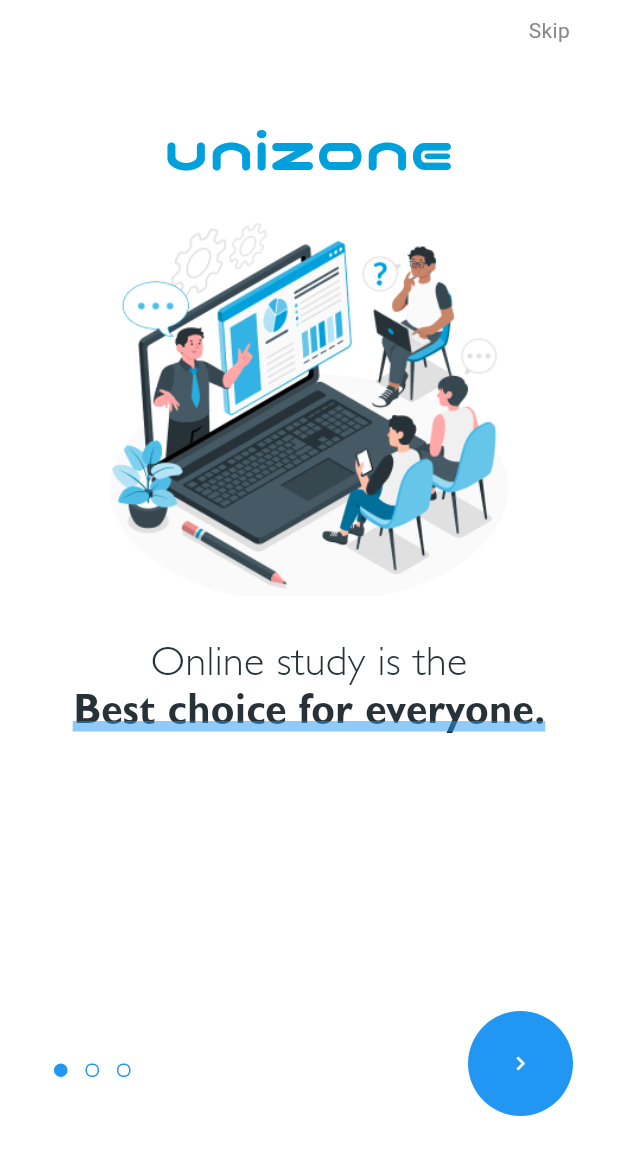
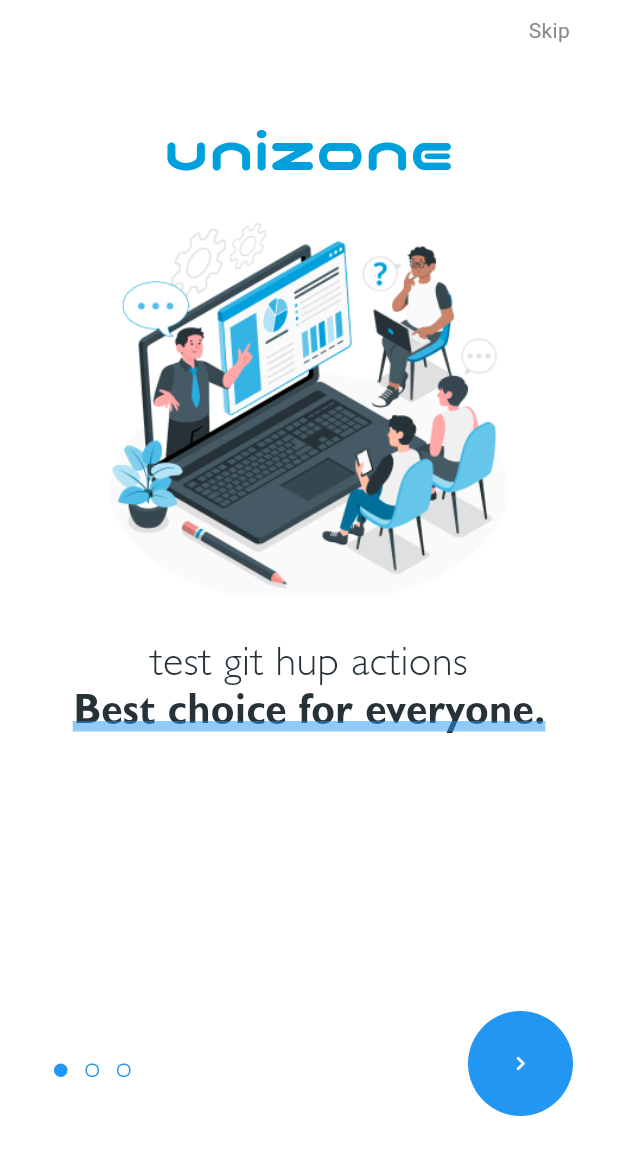
Before and after one commit to Abd44Arfat/CI-CD-Flutter, a Flutter app: the screen it shows after launch, on a phone screen of 412 x 824 dp. Shown: the top 1155 px of the screen. Run offline on Flutter 3.47's test engine with Material 3 defaults, Android fonts, the phone set to English and light mode, and no system bars; drawn by our look-alikes of dots_indicator; our stand-ins replace firebase_core; accounts and stored records are empty; Roboto replaces fonts that are missing (Poppins).

Commit message:
git hup action push

```diff
--- a/lib/features/presentation/widgets/custom_page_view.dart
+++ b/lib/features/presentation/widgets/custom_page_view.dart
@@ -11,7 +11,7 @@ class CustomPageView extends StatelessWidget {
       children: [
         PageViewItem(
           image: 'assets/images/image1.png',
-          title: 'Online study is the',
+          title: 'test git hup actions',
           subTitle: 'Best choice for everyone.',
         ),
         PageViewItem(
--- a/lib/main.dart
+++ b/lib/main.dart
@@ -21,3 +21,4 @@ class FruitsMarket extends StatelessWidget {
         home: OnBoardingView());
   }
 }
+//https://accounts.google.com/o/oauth2/auth?client_id=563584335869-fgrhgmd47bqnekij5i8b5pr03ho849e6.apps.googleusercontent.com&scope=email%20openid%20https%3A%2F%2Fwww.googleapis.com%2Fauth%2Fcloudplatformprojects.readonly%20https%3A%2F%2Fwww.googleapis.com%2Fauth%2Ffirebase%20https%3A%2F%2Fwww.googleapis.com%2Fauth%2Fcloud-platform&response_type=code&state=602116697&redirect_uri=http%3A%2F%2Flocalhost%3A9005
```
Also changed, not shown: lib/firebase_options.dart (added), 10 other files.
